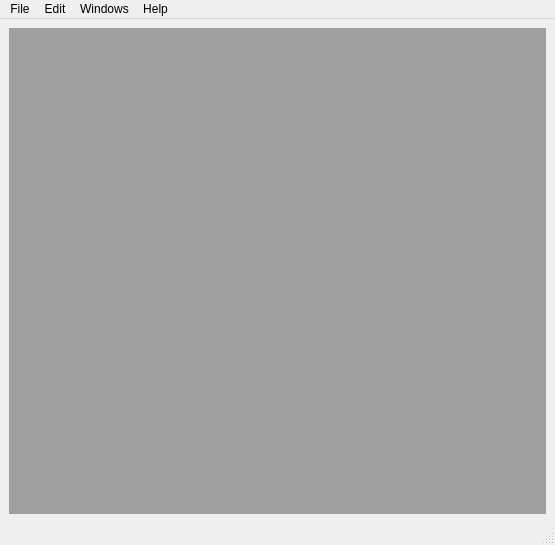
First picture: the form in Source/GUI/QtImageViewerMainWindow.ui, repository Maikeroppi/QtImageViewer, before the edit.
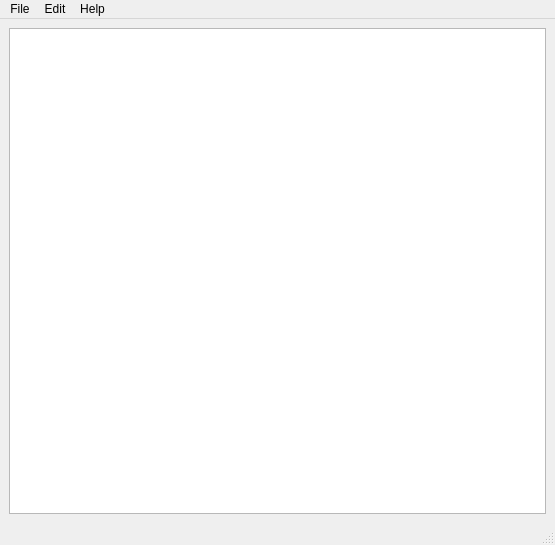
Second picture: the form after the edit.

What changed in the file:
```diff
--- a/Source/GUI/QtImageViewerMainWindow.ui
+++ b/Source/GUI/QtImageViewerMainWindow.ui
@@ -16,7 +16,14 @@
   <widget class="QWidget" name="centralwidget">
    <layout class="QHBoxLayout" name="horizontalLayout">
     <item>
-     <widget class="QMdiArea" name="mdiArea"/>
+     <widget class="QGraphicsView" name="ImageViewer">
+      <property name="verticalScrollBarPolicy">
+       <enum>Qt::ScrollBarAlwaysOff</enum>
+      </property>
+      <property name="horizontalScrollBarPolicy">
+       <enum>Qt::ScrollBarAlwaysOff</enum>
+      </property>
+     </widget>
     </item>
    </layout>
   </widget>
@@ -41,13 +48,6 @@
     <property name="title">
      <string>Edit</string>
     </property>
-    <addaction name="actionUndo"/>
-    <addaction name="actionRedo"/>
-   </widget>
-   <widget class="QMenu" name="menuWindows">
-    <property name="title">
-     <string>Windows</string>
-    </property>
    </widget>
    <widget class="QMenu" name="menuHelp">
     <property name="title">
@@ -58,7 +58,6 @@
    </widget>
    <addaction name="menuFile"/>
    <addaction name="menuEdit"/>
-   <addaction name="menuWindows"/>
    <addaction name="menuHelp"/>
   </widget>
   <widget class="QStatusBar" name="statusbar"/>
```
Left out of the diff: 2 changed lines with no effect on the pictures.
